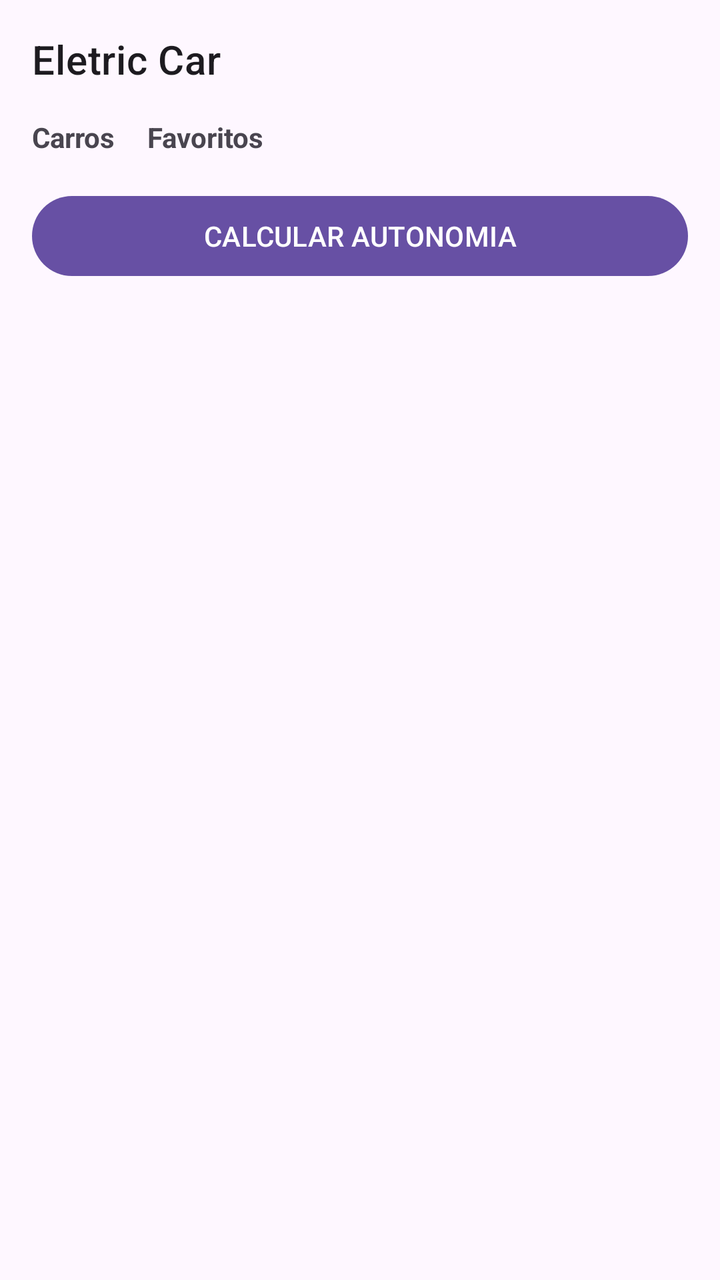
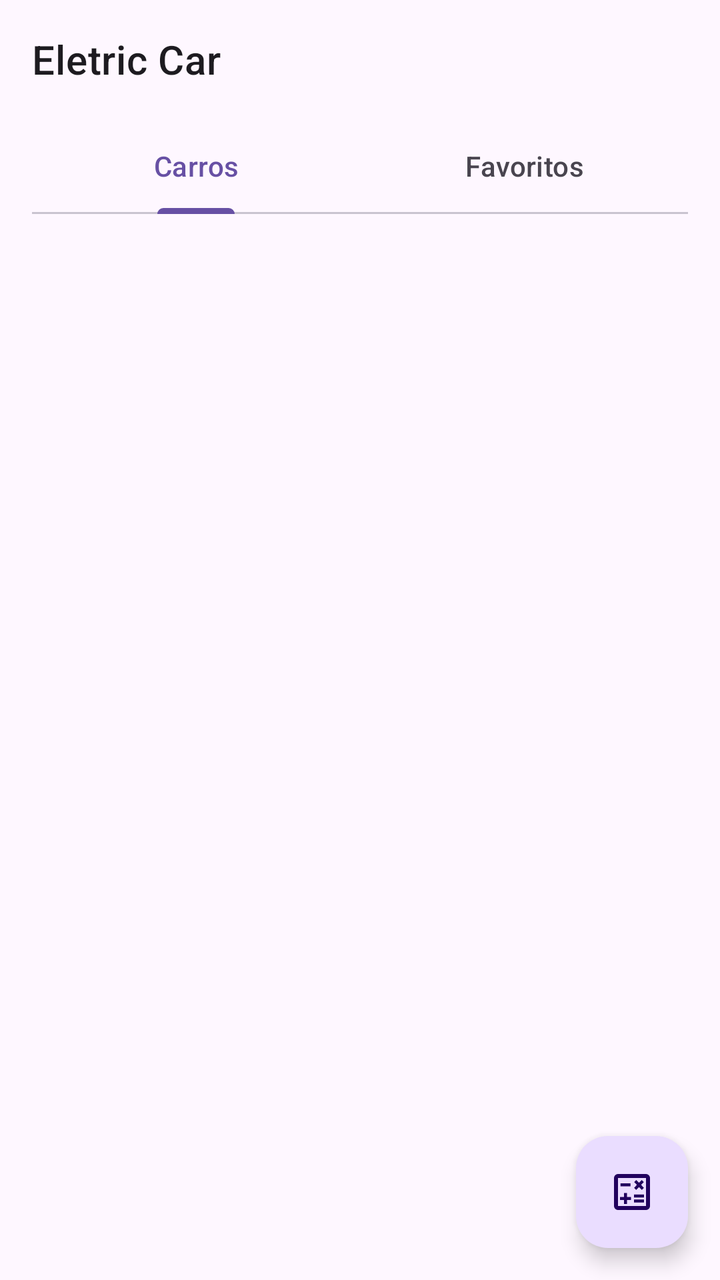

Before-and-after screenshots of an Android layout around one commit, followed by the original layout XML and the change that was made.
<!-- AndroidManifest.xml: application theme Theme.EletricCar -->
<!-- res/layout/activity_main.xml -->
<?xml version="1.0" encoding="utf-8"?>
<androidx.constraintlayout.widget.ConstraintLayout xmlns:android="http://schemas.android.com/apk/res/android"
    xmlns:app="http://schemas.android.com/apk/res-auto"
    xmlns:tools="http://schemas.android.com/tools"
    android:id="@+id/main"
    android:layout_width="match_parent"
    android:layout_height="match_parent"
    tools:context=".ui.MainActivity">

    <TextView
        android:id="@+id/tv_tituloId"
        android:layout_width="wrap_content"
        android:layout_height="wrap_content"
        android:layout_marginStart="16dp"
        android:layout_marginTop="16dp"
        android:text="@string/app_name"
        android:textAppearance="@style/TextAppearance.MaterialComponents.Headline6"
        app:layout_constraintEnd_toEndOf="parent"
        app:layout_constraintHorizontal_bias="0.0"
        app:layout_constraintStart_toStartOf="parent"
        app:layout_constraintTop_toTopOf="parent" />

    <TextView
        android:id="@+id/tv_carrosId"
        android:layout_width="wrap_content"
        android:layout_height="wrap_content"
        android:layout_marginTop="16dp"
        android:layout_marginStart="16dp"
        android:text="@string/tv_carros"
        android:textStyle="bold"
        app:layout_constraintStart_toStartOf="parent"
        app:layout_constraintTop_toBottomOf="@id/tv_tituloId" />

    <TextView
        android:id="@+id/tv_favoritosId"
        android:layout_width="wrap_content"
        android:layout_height="wrap_content"
        android:text="@string/tv_favoritos"
        android:layout_marginTop="16dp"
        android:layout_marginStart="16dp"
        android:textStyle="bold"
        app:layout_constraintTop_toBottomOf="@id/tv_tituloId"
        app:layout_constraintStart_toEndOf="@id/tv_carrosId"/>

    <Button
        android:id="@+id/btn_calcularAutonomiaId"
        android:layout_width="match_parent"
        android:layout_height="wrap_content"
        android:layout_marginStart="16dp"
        android:layout_marginTop="16dp"
        android:layout_marginEnd="16dp"
        android:text="@string/btn_calcular_autonomia"
        app:layout_constraintEnd_toEndOf="parent"
        app:layout_constraintStart_toStartOf="parent"
        app:layout_constraintTop_toBottomOf="@+id/tv_favoritosId" />

    <androidx.recyclerview.widget.RecyclerView
        android:id="@+id/rv_listaCarrosId"
        android:layout_width="0dp"
        android:layout_height="0dp"
        tools:listitem="@layout/carro_item"
        app:layoutManager="androidx.recyclerview.widget.LinearLayoutManager"
        app:layout_constraintStart_toStartOf="parent"
        app:layout_constraintTop_toBottomOf="@id/btn_calcularAutonomiaId"
        app:layout_constraintEnd_toEndOf="parent"
        app:layout_constraintBottom_toBottomOf="parent"/>


</androidx.constraintlayout.widget.ConstraintLayout>
<!-- res/layout/carro_item.xml (included above) -->
<?xml version="1.0" encoding="utf-8"?>
<androidx.constraintlayout.widget.ConstraintLayout xmlns:android="http://schemas.android.com/apk/res/android"
    xmlns:app="http://schemas.android.com/apk/res-auto"
    xmlns:tools="http://schemas.android.com/tools"
    android:layout_width="match_parent"
    android:layout_height="wrap_content">

    <androidx.cardview.widget.CardView
        android:id="@+id/cv_cardCarrosId"
        android:layout_width="match_parent"
        android:layout_height="wrap_content"
        android:layout_margin="16dp"
        app:cardCornerRadius="16dp"
        android:elevation="16dp"
        app:cardBackgroundColor="@color/Lightgray"
        app:layout_constraintTop_toTopOf="parent"
        app:layout_constraintStart_toStartOf="parent"
        app:layout_constraintStart_toEndOf="parent"
        app:layout_constraintEnd_toEndOf="parent">

        <androidx.constraintlayout.widget.ConstraintLayout
            android:id="@+id/cl_cardContentId"
            android:layout_width="match_parent"
            android:layout_height="wrap_content"
            android:padding="8dp">

            <ImageView
                android:id="@+id/iv_carId"
                android:layout_width="wrap_content"
                android:layout_height="wrap_content"
                android:src="@drawable/eletric_car"
                android:contentDescription="@string/description_carro"
                app:layout_constraintStart_toStartOf="parent"
                app:layout_constraintTop_toTopOf="parent"
                app:layout_constraintEnd_toEndOf="parent"/>

            <TextView
                android:id="@+id/tv_precoId"
                android:layout_width="wrap_content"
                android:layout_height="wrap_content"
                android:text="@string/tv_preco"
                style="@style/TextAppearance.AppCompat.Body2"
                app:layout_constraintStart_toStartOf="parent"
                app:layout_constraintTop_toBottomOf="@id/iv_carId"/>

            <TextView
                android:id="@+id/tv_precoValueId"
                android:layout_width="wrap_content"
                android:layout_height="wrap_content"
                android:text="@string/tv_preco_value"
                style="@style/TextAppearance.AppCompat.Body1"
                android:layout_marginStart="16dp"
                app:layout_constraintStart_toEndOf="@id/tv_precoId"
                app:layout_constraintTop_toBottomOf="@id/iv_carId"/>

            <TextView
                android:id="@+id/tv_bateriaId"
                android:layout_width="wrap_content"
                android:layout_height="wrap_content"
                android:text="@string/tv_bateria"
                style="@style/TextAppearance.AppCompat.Body2"
                app:layout_constraintStart_toStartOf="parent"
                app:layout_constraintTop_toBottomOf="@id/tv_precoId"/>

            <TextView
                android:id="@+id/tv_bateriaValueId"
                android:layout_width="wrap_content"
                android:layout_height="wrap_content"
                android:text="@string/tv_bateria_value"
                style="@style/TextAppearance.AppCompat.Body1"
                android:layout_marginStart="16dp"
                app:layout_constraintStart_toEndOf="@id/tv_bateriaId"
                app:layout_constraintTop_toBottomOf="@id/tv_precoId"/>

            <TextView
                android:id="@+id/tv_potenciaId"
                android:layout_width="wrap_content"
                android:layout_height="wrap_content"
                android:text="@string/tv_potencia"
                style="@style/TextAppearance.AppCompat.Body2"
                app:layout_constraintStart_toStartOf="parent"
                app:layout_constraintTop_toBottomOf="@id/tv_bateriaId"/>

            <TextView
                android:id="@+id/tv_potenciaValueId"
                android:layout_width="wrap_content"
                android:layout_height="wrap_content"
                android:text="@string/tv_potencia_value"
                style="@style/TextAppearance.AppCompat.Body1"
                android:layout_marginStart="16dp"
                app:layout_constraintStart_toEndOf="@id/tv_potenciaId"
                app:layout_constraintTop_toBottomOf="@id/tv_bateriaId"/>

            <TextView
                android:id="@+id/tv_recargaId"
                android:layout_width="wrap_content"
                android:layout_height="wrap_content"
                android:text="@string/tv_recarga"
                style="@style/TextAppearance.AppCompat.Body2"
                app:layout_constraintStart_toStartOf="parent"
                app:layout_constraintTop_toBottomOf="@id/tv_potenciaId"/>

            <TextView
                android:id="@+id/tv_recargaValueId"
                android:layout_width="wrap_content"
                android:layout_height="wrap_content"
                android:text="@string/tv_recarga_value"
                style="@style/TextAppearance.AppCompat.Body1"
                android:layout_marginStart="16dp"
                app:layout_constraintStart_toEndOf="@id/tv_recargaId"
                app:layout_constraintTop_toBottomOf="@id/tv_potenciaId"/>

        </androidx.constraintlayout.widget.ConstraintLayout>
    </androidx.cardview.widget.CardView>
</androidx.constraintlayout.widget.ConstraintLayout>
<!-- resources referenced by this layout -->
<resources>
  <color name="Lightgray">#757575</color>
  <!-- drawable eletric_car: png bitmap (drawable, 19322 bytes) -->
  <string name="app_name">Eletric Car</string>
  <string name="btn_calcular_autonomia">CALCULAR AUTONOMIA</string>
  <string name="description_carro">Carro</string>
  <string name="tv_bateria">Bateria</string>
  <string name="tv_bateria_value">93,4 kWh</string>
  <string name="tv_carros">Carros</string>
  <string name="tv_favoritos">Favoritos</string>
  <string name="tv_potencia">Potência</string>
  <string name="tv_potencia_value">646 cv</string>
  <string name="tv_preco">Preço</string>
  <string name="tv_preco_value">R$ 120.000,00</string>
  <string name="tv_recarga">Recarga</string>
  <string name="tv_recarga_value">23 min</string>
  <style name="Theme.EletricCar" parent="Base.Theme.EletricCar" />
  <style name="Base.Theme.EletricCar" parent="Theme.Material3.DayNight.NoActionBar">
          
          
      </style>
</resources>

<!-- the commit's change to res/layout/activity_main.xml (unified diff, before → after) -->
@@ -20,166 +20,44 @@
         app:layout_constraintStart_toStartOf="parent"
         app:layout_constraintTop_toTopOf="parent" />
 
-    <TextView
-        android:id="@+id/tv_carrosId"
-        android:layout_width="wrap_content"
-        android:layout_height="wrap_content"
-        android:layout_marginTop="16dp"
-        android:layout_marginStart="16dp"
-        android:text="@string/tv_carros"
-        android:textStyle="bold"
-        app:layout_constraintStart_toStartOf="parent"
-        app:layout_constraintTop_toBottomOf="@id/tv_tituloId" />
-
-    <TextView
-        android:id="@+id/tv_favoritosId"
-        android:layout_width="wrap_content"
-        android:layout_height="wrap_content"
-        android:text="@string/tv_favoritos"
-        android:layout_marginTop="16dp"
-        android:layout_marginStart="16dp"
-        android:textStyle="bold"
-        app:layout_constraintTop_toBottomOf="@id/tv_tituloId"
-        app:layout_constraintStart_toEndOf="@id/tv_carrosId"/>
-
-    <Button
-        android:id="@+id/btn_calcularAutonomiaId"
+    <com.google.android.material.tabs.TabLayout
+        android:id="@+id/tl_tabLayoutId"
         android:layout_width="match_parent"
         android:layout_height="wrap_content"
-        android:layout_marginStart="16dp"
-        android:layout_marginTop="16dp"
-        android:layout_marginEnd="16dp"
-        android:text="@string/btn_calcular_autonomia"
-        app:layout_constraintEnd_toEndOf="parent"
+        android:layout_margin="16dp"
         app:layout_constraintStart_toStartOf="parent"
-        app:layout_constraintTop_toBottomOf="@+id/tv_favoritosId" />
+        app:layout_constraintTop_toBottomOf="@id/tv_tituloId"
+        app:layout_constraintEnd_toEndOf="parent">
 
-    <androidx.recyclerview.widget.RecyclerView
-        android:id="@+id/rv_listaCarrosId"
+        <com.google.android.material.tabs.TabItem
+            android:id="@+id/ti_itemCarroId"
+            android:layout_width="match_parent"
+            android:layout_height="wrap_content"
+            android:text="@string/tv_carros"/>
+
+        <com.google.android.material.tabs.TabItem
+            android:id="@+id/ti_itemFavoritoId"
+            android:layout_width="match_parent"
+            android:layout_height="wrap_content"
+            android:text="@string/tv_favoritos"/>
+    </com.google.android.material.tabs.TabLayout>
+
+    <androidx.viewpager2.widget.ViewPager2
+        android:id="@+id/vp_viewPagerId"
         android:layout_width="0dp"
         android:layout_height="0dp"
-        tools:listitem="@layout/carro_item"
-        app:layoutManager="androidx.recyclerview.widget.LinearLayoutManager"
+        app:layout_constraintTop_toBottomOf="@id/tl_tabLayoutId"
         app:layout_constraintStart_toStartOf="parent"
-        app:layout_constraintTop_toBottomOf="@id/btn_calcularAutonomiaId"
         app:layout_constraintEnd_toEndOf="parent"
         app:layout_constraintBottom_toBottomOf="parent"/>
 
+    <com.google.android.material.floatingactionbutton.FloatingActionButton
+        android:id="@+id/fab_floatingActionButtonId"
+        android:layout_width="wrap_content"
+        android:layout_height="wrap_content"
+        android:src="@drawable/ic_calculate"
+        android:layout_margin="16dp"
+        app:layout_constraintEnd_toEndOf="parent"
+        app:layout_constraintBottom_toBottomOf="parent"/>
 
 </androidx.constraintlayout.widget.ConstraintLayout>
-<!-- res/layout/carro_item.xml (included above) -->
-<?xml version="1.0" encoding="utf-8"?>
-<androidx.constraintlayout.widget.ConstraintLayout xmlns:android="http://schemas.android.com/apk/res/android"
-    xmlns:app="http://schemas.android.com/apk/res-auto"
-    xmlns:tools="http://schemas.android.com/tools"
-    android:layout_width="match_parent"
-    android:layout_height="wrap_content">
-
-    <androidx.cardview.widget.CardView
-        android:id="@+id/cv_cardCarrosId"
-        android:layout_width="match_parent"
-        android:layout_height="wrap_content"
-        android:layout_margin="16dp"
-        app:cardCornerRadius="16dp"
-        android:elevation="16dp"
-        app:cardBackgroundColor="@color/Lightgray"
-        app:layout_constraintTop_toTopOf="parent"
-        app:layout_constraintStart_toStartOf="parent"
-        app:layout_constraintStart_toEndOf="parent"
-        app:layout_constraintEnd_toEndOf="parent">
-
-        <androidx.constraintlayout.widget.ConstraintLayout
-            android:id="@+id/cl_cardContentId"
-            android:layout_width="match_parent"
-            android:layout_height="wrap_content"
-            android:padding="8dp">
-
-            <ImageView
-                android:id="@+id/iv_carId"
-                android:layout_width="wrap_content"
-                android:layout_height="wrap_content"
-                android:src="@drawable/eletric_car"
-                android:contentDescription="@string/description_carro"
-                app:layout_constraintStart_toStartOf="parent"
-                app:layout_constraintTop_toTopOf="parent"
-                app:layout_constraintEnd_toEndOf="parent"/>
-
-            <TextView
-                android:id="@+id/tv_precoId"
-                android:layout_width="wrap_content"
-                android:layout_height="wrap_content"
-                android:text="@string/tv_preco"
-                style="@style/TextAppearance.AppCompat.Body2"
-                app:layout_constraintStart_toStartOf="parent"
-                app:layout_constraintTop_toBottomOf="@id/iv_carId"/>
-
-            <TextView
-                android:id="@+id/tv_precoValueId"
-                android:layout_width="wrap_content"
-                android:layout_height="wrap_content"
-                android:text="@string/tv_preco_value"
-                style="@style/TextAppearance.AppCompat.Body1"
-                android:layout_marginStart="16dp"
-                app:layout_constraintStart_toEndOf="@id/tv_precoId"
-                app:layout_constraintTop_toBottomOf="@id/iv_carId"/>
-
-            <TextView
-                android:id="@+id/tv_bateriaId"
-                android:layout_width="wrap_content"
-                android:layout_height="wrap_content"
-                android:text="@string/tv_bateria"
-                style="@style/TextAppearance.AppCompat.Body2"
-                app:layout_constraintStart_toStartOf="parent"
-                app:layout_constraintTop_toBottomOf="@id/tv_precoId"/>
-
-            <TextView
-                android:id="@+id/tv_bateriaValueId"
-                android:layout_width="wrap_content"
-                android:layout_height="wrap_content"
-                android:text="@string/tv_bateria_value"
-                style="@style/TextAppearance.AppCompat.Body1"
-                android:layout_marginStart="16dp"
-                app:layout_constraintStart_toEndOf="@id/tv_bateriaId"
-                app:layout_constraintTop_toBottomOf="@id/tv_precoId"/>
-
-            <TextView
-                android:id="@+id/tv_potenciaId"
-                android:layout_width="wrap_content"
-                android:layout_height="wrap_content"
-                android:text="@string/tv_potencia"
-                style="@style/TextAppearance.AppCompat.Body2"
-                app:layout_constraintStart_toStartOf="parent"
-                app:layout_constraintTop_toBottomOf="@id/tv_bateriaId"/>
-
-            <TextView
-                android:id="@+id/tv_potenciaValueId"
-                android:layout_width="wrap_content"
-                android:layout_height="wrap_content"
-                android:text="@string/tv_potencia_value"
-                style="@style/TextAppearance.AppCompat.Body1"
-                android:layout_marginStart="16dp"
-                app:layout_constraintStart_toEndOf="@id/tv_potenciaId"
-                app:layout_constraintTop_toBottomOf="@id/tv_bateriaId"/>
-
-            <TextView
-                android:id="@+id/tv_recargaId"
-                android:layout_width="wrap_content"
-                android:layout_height="wrap_content"
-                android:text="@string/tv_recarga"
-                style="@style/TextAppearance.AppCompat.Body2"
-                app:layout_constraintStart_toStartOf="parent"
-                app:layout_constraintTop_toBottomOf="@id/tv_potenciaId"/>
-
-            <TextView
-                android:id="@+id/tv_recargaValueId"
-                android:layout_width="wrap_content"
-                android:layout_height="wrap_content"
-                android:text="@string/tv_recarga_value"
-                style="@style/TextAppearance.AppCompat.Body1"
-                android:layout_marginStart="16dp"
-                app:layout_constraintStart_toEndOf="@id/tv_recargaId"
-                app:layout_constraintTop_toBottomOf="@id/tv_potenciaId"/>
-
-        </androidx.constraintlayout.widget.ConstraintLayout>
-    </androidx.cardview.widget.CardView>
-</androidx.constraintlayout.widget.ConstraintLayout>
<!-- resource entries referenced after the edit -->
@@ -1,20 +1,14 @@
 <!-- resources referenced by this layout -->
 <resources>
-  <color name="Lightgray">#757575</color>
-  <!-- drawable eletric_car: png bitmap (drawable, 19322 bytes) -->
+  <!-- drawable ic_calculate (drawable) -->
+  <vector xmlns:android="http://schemas.android.com/apk/res/android" android:height="24dp" android:tint="#000000" android:viewportHeight="960" android:viewportWidth="960" android:width="24dp">
+        
+      <path android:fillColor="@android:color/white" android:pathData="M320,720L380,720L380,640L460,640L460,580L380,580L380,500L320,500L320,580L240,580L240,640L320,640L320,720ZM520,690L720,690L720,630L520,630L520,690ZM520,590L720,590L720,530L520,530L520,590ZM564,438L620,382L676,438L718,396L662,338L718,282L676,240L620,296L564,240L522,282L578,338L522,396L564,438ZM250,368L450,368L450,308L250,308L250,368ZM200,840Q167,840 143.5,816.5Q120,793 120,760L120,200Q120,167 143.5,143.5Q167,120 200,120L760,120Q793,120 816.5,143.5Q840,167 840,200L840,760Q840,793 816.5,816.5Q793,840 760,840L200,840ZM200,760L760,760Q760,760 760,760Q760,760 760,760L760,200Q760,200 760,200Q760,200 760,200L200,200Q200,200 200,200Q200,200 200,200L200,760Q200,760 200,760Q200,760 200,760ZM200,200L200,200Q200,200 200,200Q200,200 200,200L200,760Q200,760 200,760Q200,760 200,760L200,760Q200,760 200,760Q200,760 200,760L200,200Q200,200 200,200Q200,200 200,200Z"/>
+      
+  </vector>
   <string name="app_name">Eletric Car</string>
-  <string name="btn_calcular_autonomia">CALCULAR AUTONOMIA</string>
-  <string name="description_carro">Carro</string>
-  <string name="tv_bateria">Bateria</string>
-  <string name="tv_bateria_value">93,4 kWh</string>
   <string name="tv_carros">Carros</string>
   <string name="tv_favoritos">Favoritos</string>
-  <string name="tv_potencia">Potência</string>
-  <string name="tv_potencia_value">646 cv</string>
-  <string name="tv_preco">Preço</string>
-  <string name="tv_preco_value">R$ 120.000,00</string>
-  <string name="tv_recarga">Recarga</string>
-  <string name="tv_recarga_value">23 min</string>
   <style name="Theme.EletricCar" parent="Base.Theme.EletricCar" />
   <style name="Base.Theme.EletricCar" parent="Theme.Material3.DayNight.NoActionBar">
           
